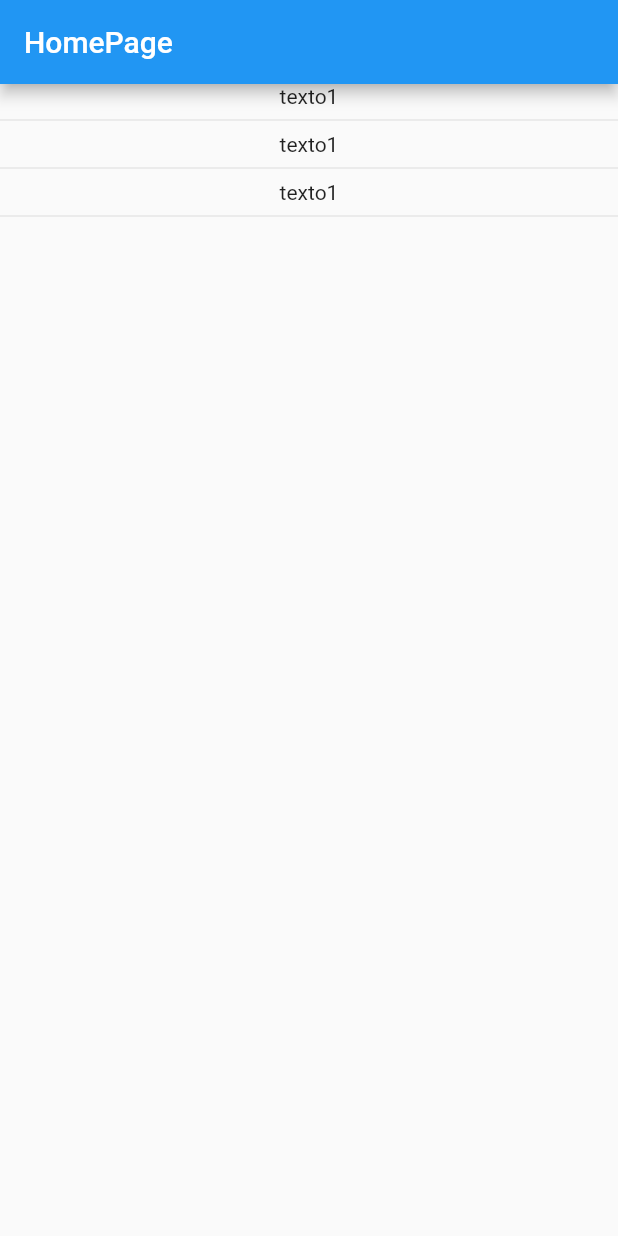
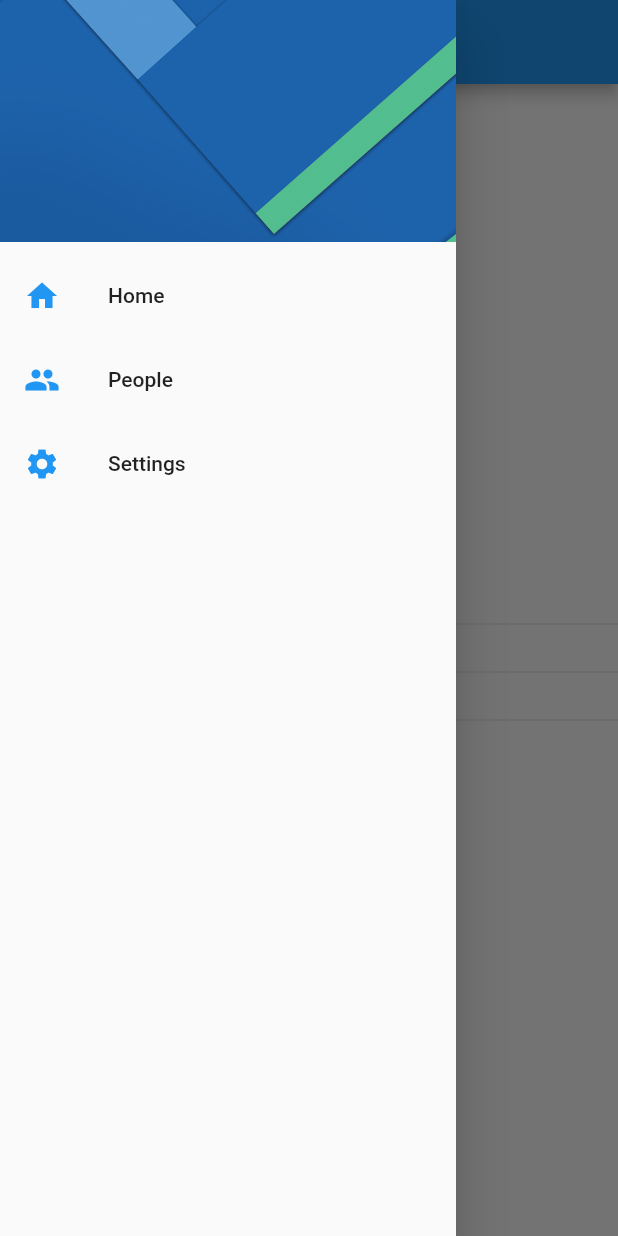
Before and after one commit to AleMancilla/Preferencias-de-Usuario, a Flutter app: the screen it shows after launch, with the side drawer open (before the commit the screen has no drawer), on a phone screen of 412 x 824 dp. Run offline on Flutter 3.47's test engine with Material 2 defaults, Android fonts, the phone set to English and light mode, and no system bars.

Commit message:
pushReplacementNamed para remplazar la ruta raiz

```diff
--- a/lib/main.dart
+++ b/lib/main.dart
@@ -2,6 +2,7 @@ import 'package:flutter/material.dart';
 
 import 'package:flutter/material.dart';
 import 'package:preferensusuario/src/pages/HomePage.dart';
+import 'package:preferensusuario/src/pages/SettingsPage.dart';
 
 void main() => runApp(MyApp());
 
@@ -10,9 +11,11 @@ class MyApp extends StatelessWidget {
   Widget build(BuildContext context) {
     return MaterialApp(
       title: 'Material App',
+      debugShowCheckedModeBanner: false,
       initialRoute: "/home",
       routes: {
         "/home": (BuildContext context) => HomePage(),
+        "/settings": (BuildContext context) => SettingPage(),
       },
     );
   }
--- a/lib/src/pages/HomePage.dart
+++ b/lib/src/pages/HomePage.dart
@@ -10,6 +10,7 @@ class HomePage extends StatelessWidget {
         title: Text("HomePage"),
       ),
       body: Column(
+        mainAxisAlignment: MainAxisAlignment.center,
         children: <Widget>[
           Text("texto1"),
           Divider(),
@@ -20,6 +21,49 @@ class HomePage extends StatelessWidget {
 
         ],
       ),
+      drawer: _crearMenu(context),
     );
   }
+
+  Widget _crearMenu(BuildContext context) {
+    return Drawer(
+      child: ListView(
+        padding: EdgeInsets.zero,
+        children: <Widget>[
+          DrawerHeader(
+            child: Container(),
+            decoration: BoxDecoration(
+              image: DecorationImage(
+                image: AssetImage("lib/assets/img/menu-img.jpg"),fit: BoxFit.cover
+              )
+            ),
+          ),
+
+          ListTile(
+            leading: Icon(Icons.home,color: Colors.blue,),
+            title: Text("Home"),
+            onTap: (){
+              Navigator.pushReplacementNamed(context, "/home");
+            },
+          ),
+
+          ListTile(
+            leading: Icon(Icons.people,color: Colors.blue,),
+            title: Text("People"),
+            onTap: (){},
+          ),
+
+          ListTile(
+            leading: Icon(Icons.settings,color: Colors.blue,),
+            title: Text("Settings"),
+            onTap: (){
+              Navigator.pushReplacementNamed(context, "/settings");
+            },
+          ),
+
+        ],
+      ),
+    );
+
+  }
 }
--- a/pubspec.yaml
+++ b/pubspec.yaml
@@ -41,8 +41,8 @@ flutter:
   uses-material-design: true
 
   # To add assets to your application, add an assets section, like this:
-  # assets:
-  #  - images/a_dot_burr.jpeg
+  assets:
+   - lib/assets/img/
   #  - images/a_dot_ham.jpeg
 
   # An image asset can refer to one or more resolution-specific "variants", see
```
Also changed, not shown: lib/assets/img/menu-img.jpg (added).
